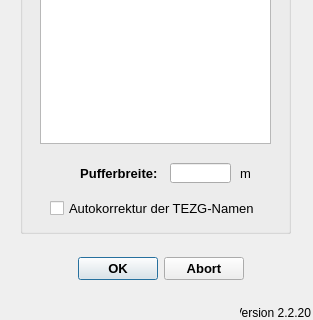
Qt form qkan/linkflaechen/resources/application_assigntgeb.ui (hoettges/QKan) before a commit; both pictures show x 0 to 313 and y 207 to 527 of the 313 by 527 pixel window.
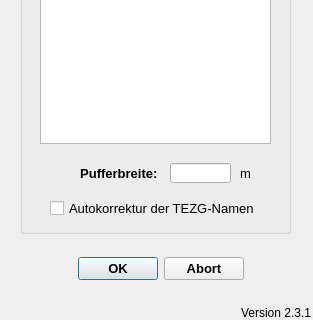
The same form after that commit.

```diff
--- a/qkan/linkflaechen/resources/application_assigntgeb.ui
+++ b/qkan/linkflaechen/resources/application_assigntgeb.ui
@@ -247,7 +247,7 @@
     <string>Version QKan Import</string>
    </property>
    <property name="text">
-    <string>Version 2.2.20</string>
+    <string>Version 2.3.1</string>
    </property>
    <property name="alignment">
     <set>Qt::AlignRight|Qt::AlignTrailing|Qt::AlignVCenter</set>
```
